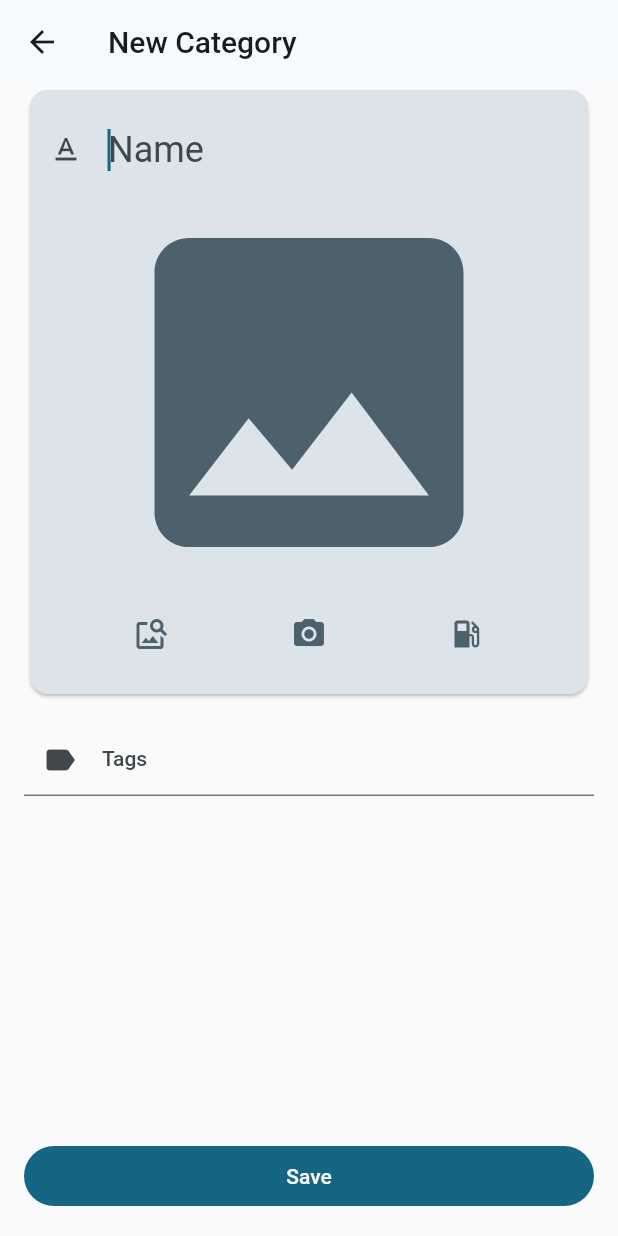
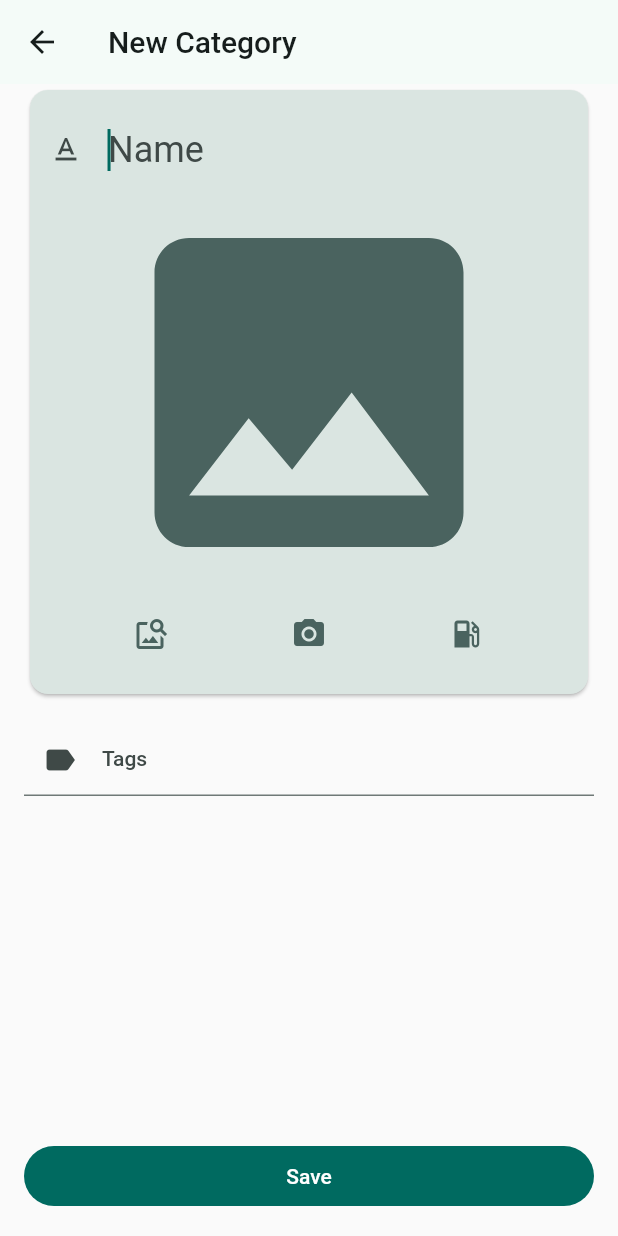
Before and after one commit to Uptime-Apps/Stere, a Flutter app: the screen it shows once a user with an empty profile is signed in, after a tap on an icon or button, on a phone screen of 412 x 824 dp. Run offline on Flutter 3.47's test engine with Material 2 defaults, Android fonts, the phone set to English and light mode, and no system bars; drawn by our look-alikes of dynamic_color; our stand-ins replace cloud_firestore, dropdown_button2, firebase_auth, firebase_core, firebase_storage, flutter_riverpod and 3 more; missing offline and left inert: firebase_ui_auth; accounts and stored records are empty.

Commit message:
styles and colors

```diff
--- a/lib/core/components/others/utilities.dart
+++ b/lib/core/components/others/utilities.dart
@@ -4,11 +4,12 @@ import '../../../l10n/generated/l10n.dart';
 import '../../constants/spacing_values.dart';
 
 class DefaultSpacer extends StatelessWidget {
-  const DefaultSpacer({Key? key}) : super(key: key);
+  const DefaultSpacer({this.dim = kSpacing, super.key});
+  final double dim;
 
   @override
   Widget build(BuildContext context) {
-    return const SizedBox(height: kSpacing, width: kSpacing);
+    return SizedBox(height: dim, width: dim);
   }
 }
 
--- a/lib/core/constants/icons.dart
+++ b/lib/core/constants/icons.dart
@@ -4,3 +4,7 @@ const IconData icRentals = Icons.event_note_rounded;
 const IconData icAssets = Icons.now_widgets_rounded;
 const IconData icCategories = Icons.category;
 const IconData icHome = Icons.home;
+
+const IconData icRenatlDone = Icons.event_available;
+const IconData icRenatlInProgress = Icons.event;
+const IconData icRentalOverdue = Icons.event_busy;
--- a/lib/core/constants/spacing_values.dart
+++ b/lib/core/constants/spacing_values.dart
@@ -2,6 +2,7 @@ const kCarouselPadding = 8.0;
 
 const kChipSpacing = 8.0;
 
+const kCardSpacing = 8.0;
 const kSpacing = 16.0;
 const kHorizontalSpacing = 12.0;
 const kVerticalSpacing = 16.0;
--- a/lib/main.dart
+++ b/lib/main.dart
@@ -33,6 +33,7 @@ class StereApp extends StatelessWidget {
       builder: (lightColorScheme, darkColorScheme) => MaterialApp(
         onGenerateTitle: (context) => S.of(context).appName,
         theme: appTheme.light(lightColorScheme),
+        // darkTheme: appTheme.dark(darkColorScheme),
         onGenerateRoute: RouteGenerator.generate,
         localizationsDelegates: const [
           S.delegate,
@@ -52,7 +53,7 @@ class AppTheme {
   late ThemeData theme;
   ThemeData light(ColorScheme? colorScheme) {
     ColorScheme scheme =
-        colorScheme ?? ColorScheme.fromSeed(seedColor: const Color(0x004B6674));
+        colorScheme ?? ColorScheme.fromSeed(seedColor: Colors.teal);
     return theme.copyWith(
       useMaterial3: true,
       colorScheme: scheme,
@@ -60,16 +61,12 @@ class AppTheme {
   }
 
   // ThemeData dark(ColorScheme? colorScheme) {
-  //   ColorScheme scheme =
-  //       colorScheme ?? ColorScheme.fromSeed(seedColor: const Color(0x00468189));
+  //   ColorScheme scheme = colorScheme ??
+  //       ColorScheme.fromSeed(
+  //           seedColor: Colors.green, brightness: Brightness.dark);
   //   return theme.copyWith(
+  //     useMaterial3: true,
   //     colorScheme: scheme,
-  //     appBarTheme: AppBarTheme(
-  //       elevation: 0,
-  //       scrolledUnderElevation: 2,
-  //       foregroundColor: scheme.onSurface,
-  //       backgroundColor: scheme.surface,
-  //     ),
   //   );
   // }
 }
--- a/lib/utils/snackbar.dart
+++ b/lib/utils/snackbar.dart
@@ -2,5 +2,8 @@ import 'package:flutter/material.dart';
 
 void showSimpleSnackbar(BuildContext context, String text) =>
     ScaffoldMessenger.of(context).showSnackBar(
-      SnackBar(content: Text(text)),
+      SnackBar(
+        content: Text(text),
+        behavior: SnackBarBehavior.floating,
+      ),
     );
--- a/lib/views/home/home.dart
+++ b/lib/views/home/home.dart
@@ -16,7 +16,7 @@ class HomeScreen extends ConsumerWidget {
       children: [
         ListTile(
           title: Text(S.of(context).lblCategories(2)),
-          leading: Icon(icCategories),
+          leading: const Icon(icCategories),
         ),
         SizedBox(
           height: MediaQuery.of(context).size.height / 6,
@@ -24,7 +24,7 @@ class HomeScreen extends ConsumerWidget {
         ),
         ListTile(
           title: Text(S.of(context).stActiveRentals),
-          leading: Icon(icRentals),
+          leading: const Icon(icRentals),
         ),
         const Expanded(
           flex: 3,
```
